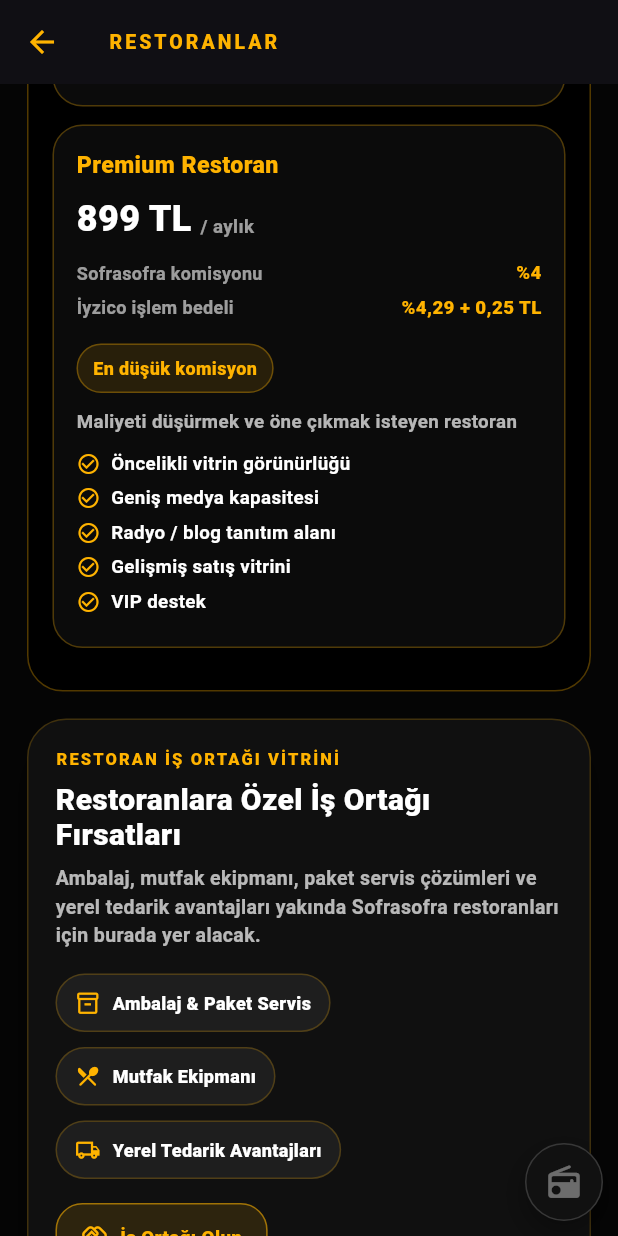
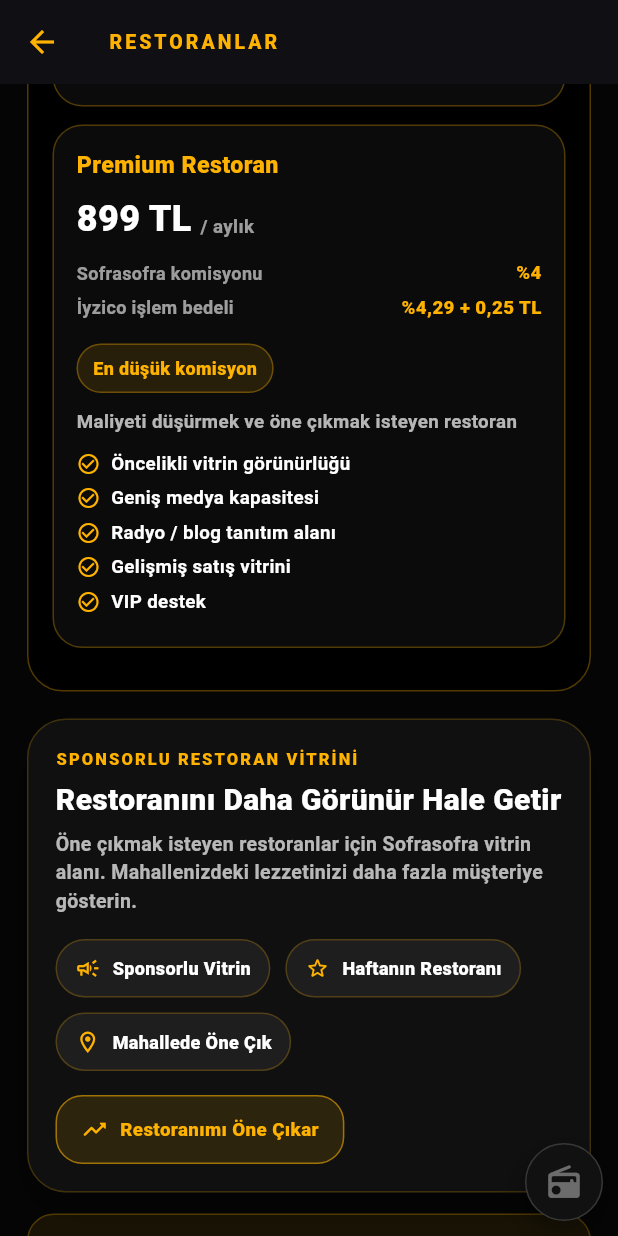
Before and after one commit to oguzhan-dev509/sofrasofra_arena_v2, a Flutter app: the PremiumRestoranVitrini screen opened directly, scrolled down 1152 dp, on a phone screen of 412 x 824 dp. Run offline on Flutter 3.47's test engine with Material 3 defaults, Android fonts, the phone set to English and light mode, and no system bars; our stand-ins replace cloud_firestore, cloud_functions, file_picker, firebase_auth, firebase_core, firebase_messaging and 6 more; accounts and stored records are empty; network calls fail; statements that could not run were skipped.

Commit message:
feat: add sponsored restaurant showcase banner

```diff
--- a/lib/modules/restoranlar/restoran_vitrini.dart
+++ b/lib/modules/restoranlar/restoran_vitrini.dart
@@ -739,7 +739,7 @@ class _PartnerBannerText extends StatelessWidget {
       crossAxisAlignment: CrossAxisAlignment.start,
       children: [
         Text(
-          'RESTORAN İŞ ORTAĞI VİTRİNİ',
+          'SPONSORLU RESTORAN VİTRİNİ',
           style: TextStyle(
             color: _gold,
             fontSize: 11,
@@ -749,7 +749,7 @@ class _PartnerBannerText extends StatelessWidget {
         ),
         SizedBox(height: 8),
         Text(
-          'Restoranlara Özel İş Ortağı Fırsatları',
+          'Restoranını Daha Görünür Hale Getir',
           style: TextStyle(
             color: Colors.white,
             fontSize: 20,
@@ -759,7 +759,7 @@ class _PartnerBannerText extends StatelessWidget {
         ),
         SizedBox(height: 8),
         Text(
-          'Ambalaj, mutfak ekipmanı, paket servis çözümleri ve yerel tedarik avantajları yakında Sofrasofra restoranları için burada yer alacak.',
+          'Öne çıkmak isteyen restoranlar için Sofrasofra vitrin alanı. Mahallenizdeki lezzetinizi daha fazla müşteriye gösterin.',
           style: TextStyle(
             color: Colors.white70,
             fontSize: 13,
@@ -782,16 +782,16 @@ class _PartnerOpportunityWrap extends StatelessWidget {
       runSpacing: 10,
       children: [
         _PartnerOpportunityChip(
-          icon: Icons.inventory_2_outlined,
-          label: 'Ambalaj & Paket Servis',
+          icon: Icons.campaign_outlined,
+          label: 'Sponsorlu Vitrin',
         ),
         _PartnerOpportunityChip(
-          icon: Icons.restaurant_menu_rounded,
-          label: 'Mutfak Ekipmanı',
+          icon: Icons.star_border_rounded,
+          label: 'Haftanın Restoranı',
         ),
         _PartnerOpportunityChip(
-          icon: Icons.local_shipping_outlined,
-          label: 'Yerel Tedarik Avantajları',
+          icon: Icons.location_on_outlined,
+          label: 'Mahallede Öne Çık',
         ),
       ],
     );
@@ -859,13 +859,13 @@ class _PartnerBannerCta extends StatelessWidget {
         mainAxisSize: MainAxisSize.min,
         children: [
           Icon(
-            Icons.handshake_outlined,
+            Icons.trending_up_rounded,
             color: _gold,
             size: 18,
           ),
           SizedBox(width: 8),
           Text(
-            'İş Ortağı Olun',
+            'Restoranımı Öne Çıkar',
             style: TextStyle(
               color: _gold,
               fontSize: 12.5,
```
